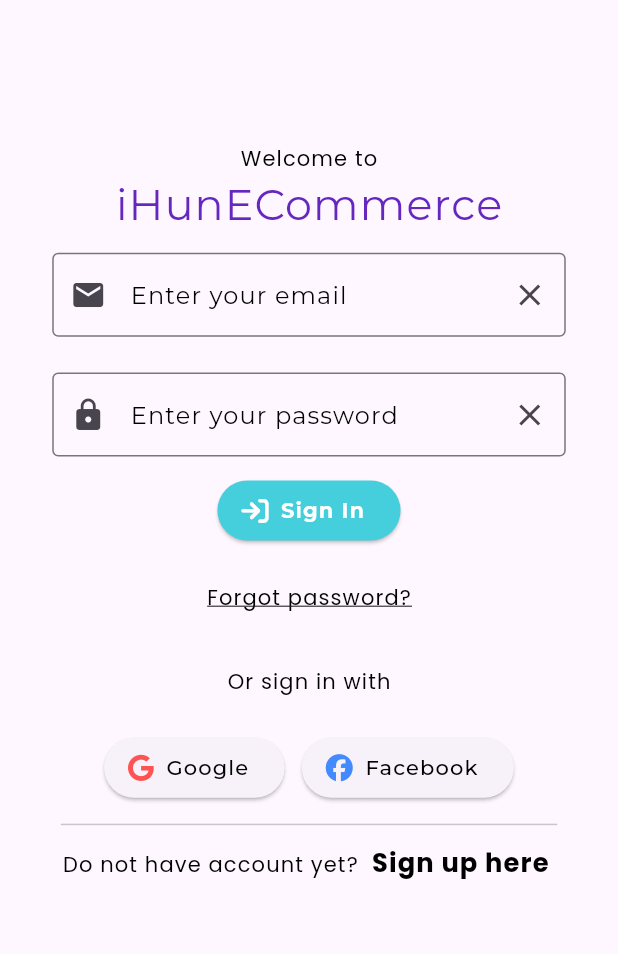
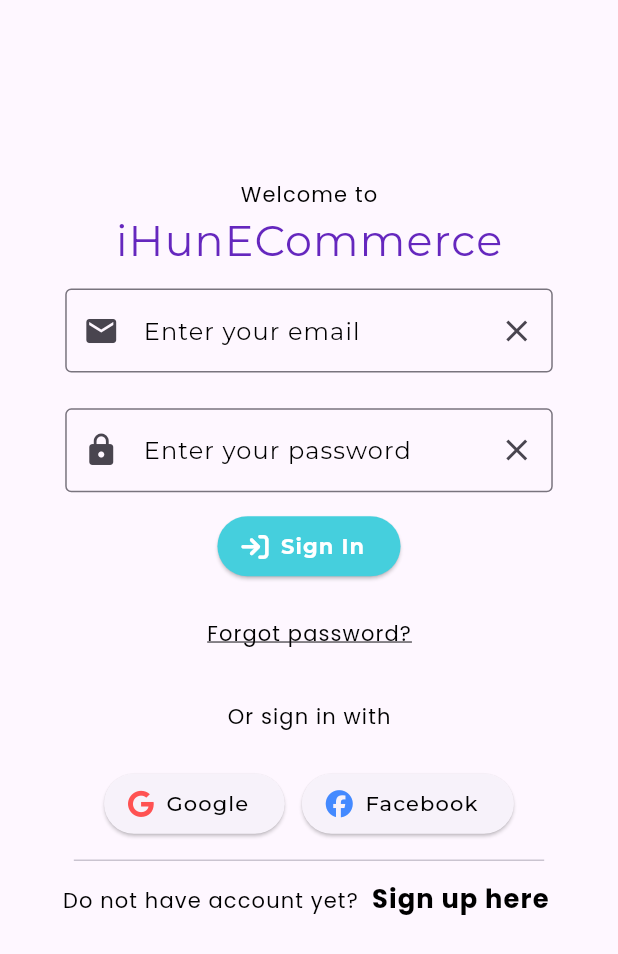
Before and after one commit to Hung6129/ihun_commerce, a Flutter app: the screen it shows after launch, on a phone screen of 412 x 824 dp. Shown: the top 954 px of the screen. Run offline on Flutter 3.47's test engine with Material 2 defaults, Android fonts, the phone set to English and light mode, and no system bars; our stand-ins replace bloc, cached_network_image, carousel_slider, dots_indicator, firebase_auth, firebase_core and 7 more; accounts and stored records are empty.

Commit message:
update add gg_sign_in

```diff
--- a/lib/features/authenticate/presentation/sign_in_page.dart
+++ b/lib/features/authenticate/presentation/sign_in_page.dart
@@ -3,10 +3,8 @@ import 'package:flutter_bloc/flutter_bloc.dart';
 import 'package:flutter_screenutil/flutter_screenutil.dart';
 import 'package:ihun_commerce/features/authenticate/authenticate_repo.dart';
 
-
 import 'sign_in_bloc/sign_in_bloc.dart';
 import 'widgets/authenticate_widgets.dart';
-
 
 class SignInPage extends StatefulWidget {
   const SignInPage({super.key});
@@ -24,7 +22,7 @@ class _SignInPageState extends State<SignInPage> {
       builder: (context, state) => Scaffold(
         body: SingleChildScrollView(
           child: Padding(
-            padding: EdgeInsets.all(10.h),
+            padding: EdgeInsets.symmetric(horizontal: 18.w, vertical: 100.h),
             child: Column(
               mainAxisAlignment: MainAxisAlignment.center,
               crossAxisAlignment: CrossAxisAlignment.center,
@@ -56,7 +54,11 @@ class _SignInPageState extends State<SignInPage> {
                   ontap: () {},
                 ),
                 otherSignIn(),
-                SignInWithThirdParty(ggSignIn: () {}, fbSignIn: () {}),
+                SignInWithThirdParty(
+                    ggSignIn: () {
+                      AuthenticateRepo(context: context).signInWithGoogle();
+                    },
+                    fbSignIn: () {}),
                 const CusDivider(),
                 const CusAuthNav(authNavType: 'signIn', navTo: '/sign_up')
               ],
--- a/lib/features/authenticate/presentation/sign_up_page.dart
+++ b/lib/features/authenticate/presentation/sign_up_page.dart
@@ -5,7 +5,6 @@ import 'package:flutter_screenutil/flutter_screenutil.dart';
 import '../authenticate_repo.dart';
 import 'sign_up_bloc/sign_up_bloc.dart';
 import 'widgets/authenticate_widgets.dart';
-
 
 class SignUpPage extends StatefulWidget {
   const SignUpPage({super.key});
@@ -25,6 +24,8 @@ class _SignUpPageState extends State<SignUpPage> {
     return BlocBuilder<SignUpBloc, SignUpState>(
       builder: (context, state) => Scaffold(
         body: SingleChildScrollView(
+          child: Padding(
+            padding: EdgeInsets.symmetric(horizontal: 18.w, vertical: 100.h),
             child: Column(
               mainAxisAlignment: MainAxisAlignment.center,
               crossAxisAlignment: CrossAxisAlignment.center,
@@ -75,6 +76,7 @@ class _SignUpPageState extends State<SignUpPage> {
             ),
           ),
         ),
+      ),
     );
   }
 }
--- a/lib/features/authenticate/presentation/widgets/authenticate_widgets.dart
+++ b/lib/features/authenticate/presentation/widgets/authenticate_widgets.dart
@@ -4,7 +4,6 @@ import 'package:flutter_screenutil/flutter_screenutil.dart';
 import 'package:font_awesome_flutter/font_awesome_flutter.dart';
 import 'package:ihun_commerce/config/palettes.dart';
 import 'package:ihun_commerce/config/text_styles.dart';
-
 
 class CusAuthNav extends StatelessWidget {
   const CusAuthNav({
@@ -130,9 +129,7 @@ class ForgotPassword extends StatelessWidget {
 }
 
 Widget headerTitle(String text1, String text2) {
-  return Padding(
-    padding: EdgeInsets.only(top: 70.h),
-    child: Column(
+  return Column(
     children: [
       Text(
         text1,
@@ -143,7 +140,6 @@ Widget headerTitle(String text1, String text2) {
         style: TextStyles.customStyle.appTitle,
       ),
     ],
-    ),
   );
 }
 
--- a/lib/global.dart
+++ b/lib/global.dart
@@ -2,9 +2,6 @@ import 'package:firebase_core/firebase_core.dart';
 import 'package:flutter/material.dart';
 
 import 'core/services/storage_services.dart';
-
-
-
 
 class Global {
   static late StorageServices storageServices;
--- a/pubspec.yaml
+++ b/pubspec.yaml
@@ -57,6 +57,7 @@ dependencies:
   buttons_tabbar: ^1.3.7
   cached_network_image: ^3.2.3
   google_fonts: ^5.1.0
+  google_sign_in: ^6.1.4
 
 dev_dependencies:
   flutter_test:
```
Also changed, not shown: lib/features/authenticate/authenticate_repo.dart (+86 -2 lines), pubspec.lock, 2 other files. Lines whose indentation alone changed are shown as unchanged.
